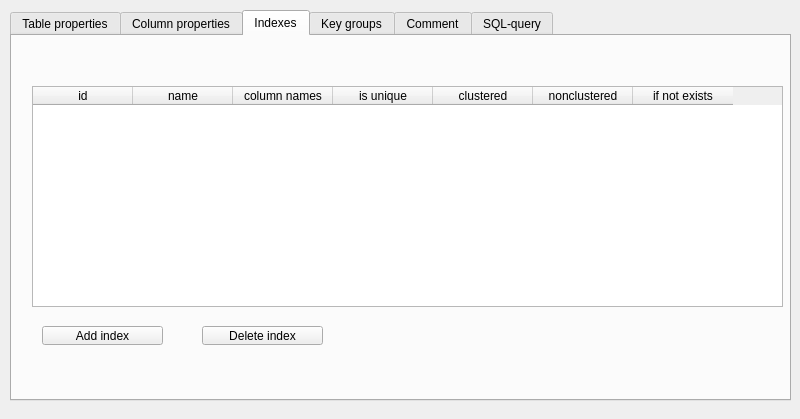
qreal/qreal, file qrgui/editor/databases/tableMenuWidget.ui: the form before one commit.
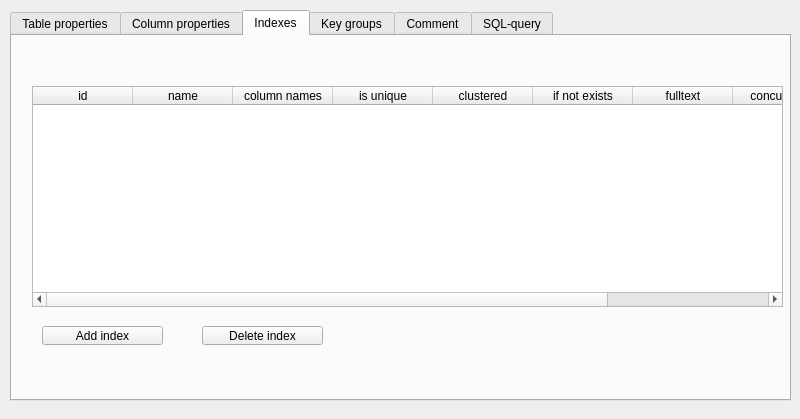
The form after the commit. The open tabs and pages were chosen to show the change.

Commit message: Index properties in menu specified for dbms

Patch:
```diff
--- a/qrgui/editor/databases/tableMenuWidget.ui
+++ b/qrgui/editor/databases/tableMenuWidget.ui
@@ -301,16 +301,26 @@
        <string>clustered</string>
       </property>
      </column>
-     <column>
-      <property name="text">
-       <string>nonclustered</string>
-      </property>
-     </column>
      <column>
       <property name="text">
        <string>if not exists</string>
       </property>
      </column>
+     <column>
+      <property name="text">
+       <string>fulltext</string>
+      </property>
+     </column>
+     <column>
+      <property name="text">
+       <string>concurrently</string>
+      </property>
+     </column>
+     <column>
+      <property name="text">
+       <string>method</string>
+      </property>
+     </column>
     </widget>
     <widget class="QToolButton" name="addIndexButton">
      <property name="geometry">
```
Left out of the diff: 2 changed lines with no effect on the pictures. The commit also changes 2 other files.
